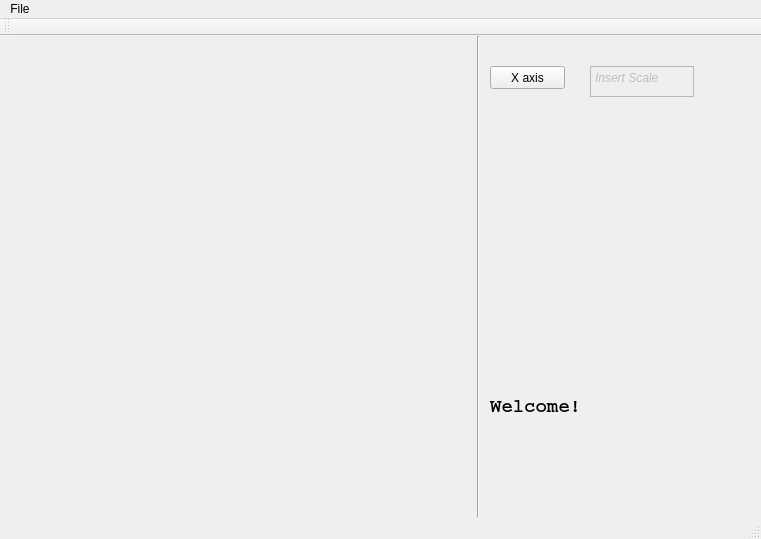
Above: p2/mainwindow.ui from boliu68/CV_HW before the change. Below: the same form after it.
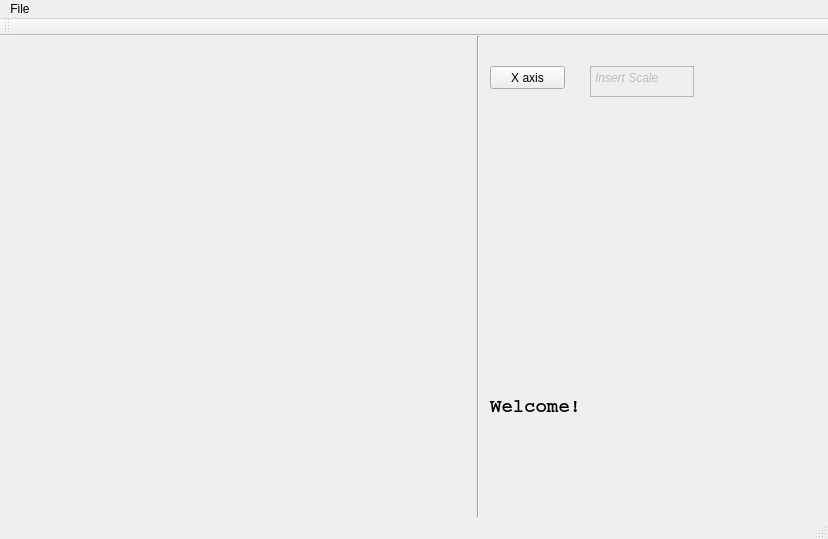
That is the form after the change.

The edit to the form file:
```diff
--- a/p2/mainwindow.ui
+++ b/p2/mainwindow.ui
@@ -6,7 +6,7 @@
    <rect>
     <x>0</x>
     <y>0</y>
-    <width>761</width>
+    <width>828</width>
     <height>539</height>
    </rect>
   </property>
@@ -61,7 +61,7 @@
      <rect>
       <x>490</x>
       <y>270</y>
-      <width>250</width>
+      <width>321</width>
       <height>200</height>
      </rect>
     </property>
@@ -107,7 +107,7 @@
     <rect>
      <x>0</x>
      <y>0</y>
-     <width>761</width>
+     <width>828</width>
      <height>21</height>
     </rect>
    </property>
```
